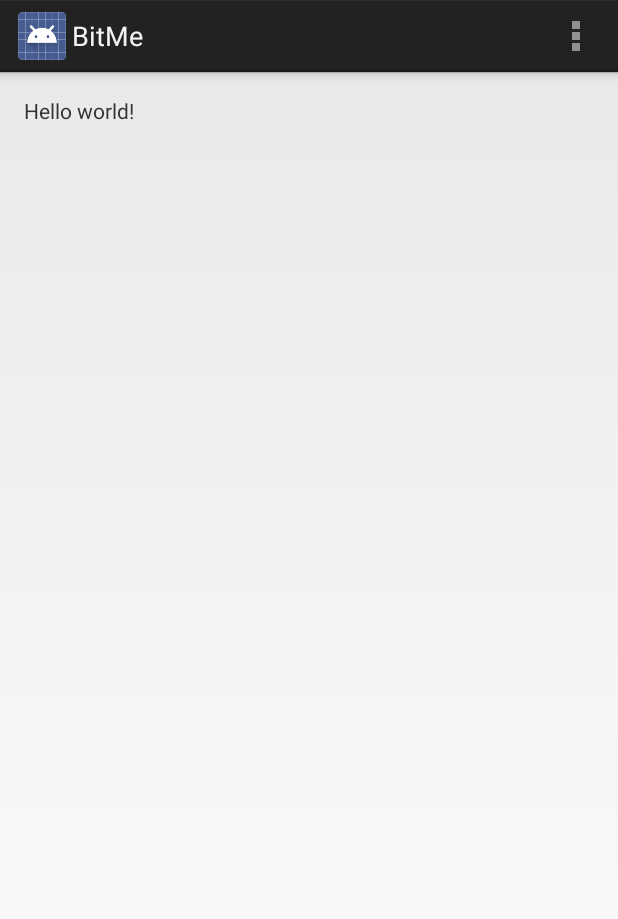
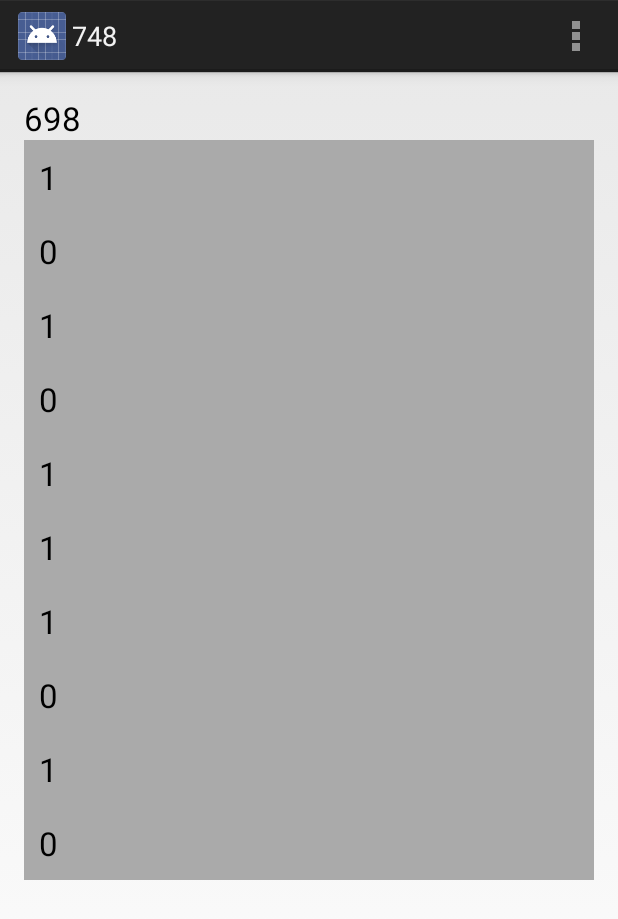
Before and after one commit to JMS-1/BitMe, an Android app: the screen it shows after launch (TheRiddle), on a phone screen of 412 x 824 dp. Shown: the top 919 px of the screen. Run offline under Robolectric (Android 15) with nearby library versions, the phone set to English and light mode, and no system bars.

Commit message:
Game skeleton finished - no UI so far

```diff
--- a/app/src/main/AndroidManifest.xml
+++ b/app/src/main/AndroidManifest.xml
@@ -1,15 +1,15 @@
 <?xml version="1.0" encoding="utf-8"?>
 <manifest xmlns:android="http://schemas.android.com/apk/res/android"
-    package="net.psimarron.bitme" >
+    package="net.psimarron.bitme">
 
     <application
         android:allowBackup="true"
         android:icon="@mipmap/ic_launcher"
         android:label="@string/app_name"
-        android:theme="@style/AppTheme" >
+        android:theme="@style/AppTheme">
         <activity
             android:name=".TheRiddle"
-            android:label="@string/app_name" >
+            android:label="@string/app_name">
             <intent-filter>
                 <action android:name="android.intent.action.MAIN" />
 
--- /dev/null
+++ b/app/src/main/java/net/psimarron/bitme/Riddle.java
@@ -0,0 +1,94 @@
+package net.psimarron.bitme;
+
+import java.util.Random;
+
+public class Riddle {
+
+    public static final int NUMBER_OF_BITS = 10;
+    private final static Random s_generator = new Random();
+    private final int m_number;
+    private final ChangeListener m_listener;
+    private int m_guess;
+
+    public Riddle(ChangeListener listener) {
+        if (listener == null)
+            throw new IllegalArgumentException("listener");
+
+        // Hier melden wir alle Änderungen
+        m_listener = listener;
+
+        // Irgend eine Zahl
+        m_number = s_generator.nextInt(1 << NUMBER_OF_BITS);
+
+        // Das ist auch der erste Rateversuch
+        m_guess = m_number;
+
+        // Und dann Würfeln wir das ordentlich durcheinander
+        for (int n = NUMBER_OF_BITS * 2; n-- > 0; ) {
+            int i = s_generator.nextInt(NUMBER_OF_BITS - 1);
+
+            swap(i, i + 1);
+        }
+
+        // Die erste Änderung
+        m_listener.onGuessChanged(this);
+    }
+
+    public void move(int i) {
+        if (i < 0)
+            throw new IllegalArgumentException("i");
+        if (i >= NUMBER_OF_BITS)
+            throw new IllegalArgumentException("i");
+
+        int guess = m_guess;
+
+        int mask = 1 << i;
+        int bit = (guess & mask) >> i;
+        int right = guess & (mask - 1);
+        int left = guess >> (i + 1);
+
+        m_guess = (bit << (NUMBER_OF_BITS - 1)) | (left << i) | right;
+
+        if (guess != m_guess)
+            m_listener.onGuessChanged(this);
+    }
+
+    public boolean get(int i) {
+        if (i < 0)
+            throw new IllegalArgumentException("i");
+        if (i >= NUMBER_OF_BITS)
+            throw new IllegalArgumentException("i");
+
+        return (m_guess & (1 << i)) != 0;
+    }
+
+    private void swap(int i, int j) {
+        int iMask = 1 << i;
+        int jMask = 1 << j;
+
+        int iBit = (m_guess & iMask) >> i;
+        int jBit = (m_guess & jMask) >> j;
+
+        m_guess = ((m_guess & ~iMask) & ~jMask) | (iBit << j) | (jBit << i);
+    }
+
+    public boolean isMatch() {
+        for (int i = 0, mask = 1; i < NUMBER_OF_BITS; i++, mask += mask)
+            if ((m_number & mask) != (m_guess & mask))
+                return false;
+
+        return true;
+    }
+
+    public int getGoal() {
+        return m_number;
+    }
+
+    public int getGuess() {
+        return m_guess;
+    }
+
+    public interface ChangeListener {
+        void onGuessChanged(Riddle riddle);
+    }
+}
--- a/app/src/main/java/net/psimarron/bitme/TheRiddle.java
+++ b/app/src/main/java/net/psimarron/bitme/TheRiddle.java
@@ -2,16 +2,49 @@ package net.psimarron.bitme;
 
 import android.app.Activity;
 import android.os.Bundle;
+import android.view.LayoutInflater;
 import android.view.Menu;
 import android.view.MenuItem;
+import android.view.MotionEvent;
+import android.view.View;
+import android.view.ViewGroup;
+import android.widget.TextView;
 
 
-public class TheRiddle extends Activity {
+public class TheRiddle extends Activity implements Riddle.ChangeListener, View.OnTouchListener {
+
+    private Riddle m_currentRiddle;
+
+    private TextView m_guess;
+
+    private TextView[] m_bits;
+
+    private void newRiddle() {
+        m_currentRiddle = new Riddle(this);
+    }
 
     @Override
     protected void onCreate(Bundle savedInstanceState) {
         super.onCreate(savedInstanceState);
-        setContentView(R.layout.activity_the_riddle);
+
+        LayoutInflater inflater = getLayoutInflater();
+        ViewGroup view = (ViewGroup) inflater.inflate(R.layout.activity_the_riddle, null);
+
+        setContentView(view);
+
+        m_guess = (TextView) findViewById(R.id.view_guess);
+        m_bits = new TextView[Riddle.NUMBER_OF_BITS];
+
+        for (int i = 0; i < m_bits.length; i++) {
+            TextView bit = (TextView) inflater.inflate(R.layout.bit, null);
+
+            bit.setTag(new Integer((Riddle.NUMBER_OF_BITS - 1) - i));
+            bit.setOnTouchListener(this);
+
+            view.addView(m_bits[i] = bit);
+        }
+
+        newRiddle();
     }
 
 
@@ -36,4 +69,35 @@ public class TheRiddle extends Activity {
 
         return super.onOptionsItemSelected(item);
     }
+
+    @Override
+    public void onGuessChanged(Riddle riddle) {
+        setTitle(Integer.toString(riddle.getGoal()));
+
+        m_guess.setText(Integer.toString(riddle.getGuess()));
+
+        for (int i = 0; i < m_bits.length; i++) {
+            TextView bit = m_bits[i];
+            Integer index = (Integer) bit.getTag();
+
+            bit.setText(riddle.get(index) ? "1" : "0");
+        }
+    }
+
+    @Override
+    public boolean onTouch(View v, MotionEvent event) {
+        int action = event.getAction();
+        if (action == MotionEvent.ACTION_DOWN)
+            return true;
+        if (action != MotionEvent.ACTION_UP)
+            return false;
+
+        Integer index = (Integer) v.getTag();
+        if (index == null)
+            return false;
+
+        m_currentRiddle.move(index);
+
+        return true;
+    }
 }
--- a/app/src/main/res/layout/activity_the_riddle.xml
+++ b/app/src/main/res/layout/activity_the_riddle.xml
@@ -1,11 +1,16 @@
-<RelativeLayout xmlns:android="http://schemas.android.com/apk/res/android"
-    xmlns:tools="http://schemas.android.com/tools" android:layout_width="match_parent"
-    android:layout_height="match_parent" android:paddingLeft="@dimen/activity_horizontal_margin"
+<LinearLayout xmlns:android="http://schemas.android.com/apk/res/android"
+    android:layout_width="match_parent"
+    android:layout_height="match_parent"
+    android:orientation="vertical"
+    android:paddingBottom="@dimen/activity_vertical_margin"
+    android:paddingLeft="@dimen/activity_horizontal_margin"
     android:paddingRight="@dimen/activity_horizontal_margin"
-    android:paddingTop="@dimen/activity_vertical_margin"
-    android:paddingBottom="@dimen/activity_vertical_margin" tools:context=".TheRiddle">
+    android:paddingTop="@dimen/activity_vertical_margin">
 
-    <TextView android:text="@string/hello_world" android:layout_width="wrap_content"
+    <TextView
+        android:id="@+id/view_guess"
+        style="@android:style/TextAppearance.Large"
+        android:layout_width="wrap_content"
         android:layout_height="wrap_content" />
 
-</RelativeLayout>
+</LinearLayout>
--- /dev/null
+++ b/app/src/main/res/layout/bit.xml
@@ -0,0 +1,13 @@
+<?xml version="1.0" encoding="utf-8"?>
+
+<TextView xmlns:android="http://schemas.android.com/apk/res/android"
+    style="@android:style/TextAppearance.Large"
+    android:layout_width="wrap_content"
+    android:layout_height="wrap_content"
+    android:layout_gravity="center_horizontal"
+    android:layout_margin="10dp"
+    android:background="@android:color/darker_gray"
+    android:padding="10dp"
+    android:text="0|1">
+
+</TextView>
```
